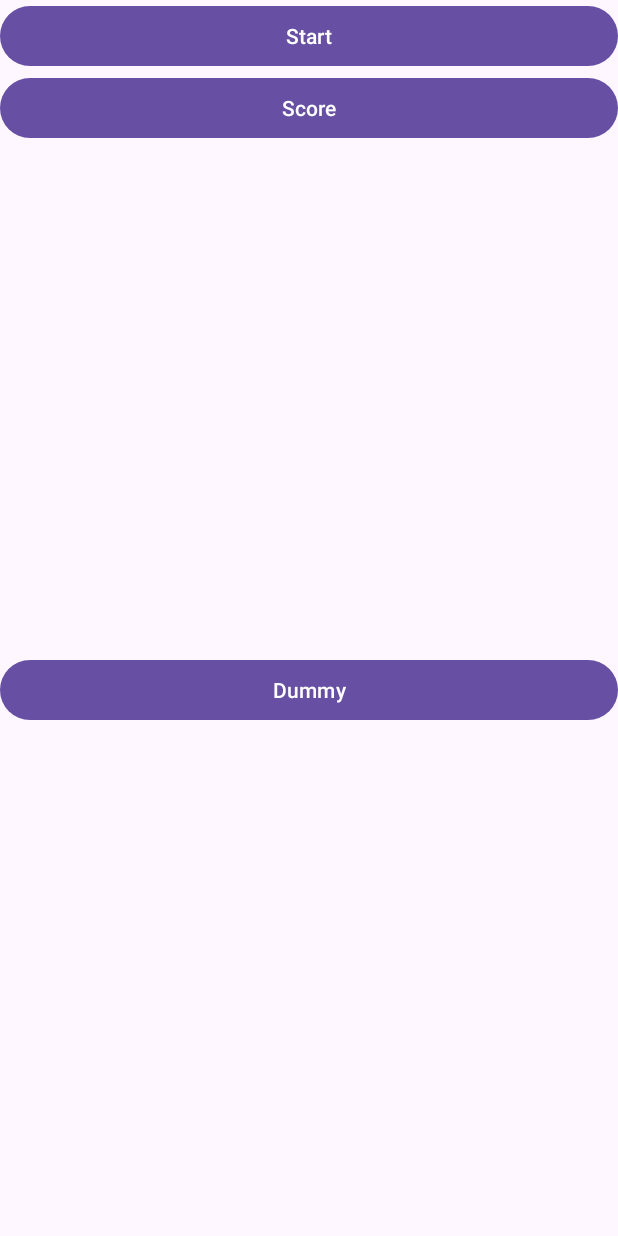
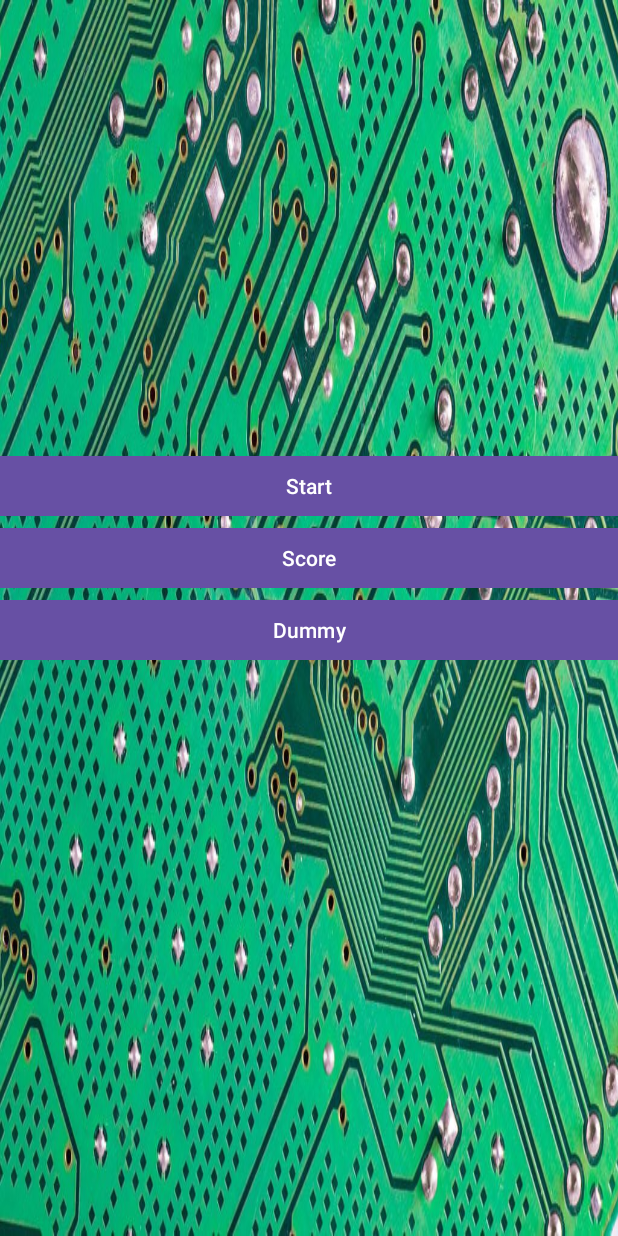
Before and after one commit to MrArtemSid/Samsung_Project, an Android app: the screen it shows after launch (MainMenu), on a phone screen of 412 x 824 dp. Run offline under Robolectric (Android 15) with nearby library versions, the phone set to English and light mode, and no system bars.

Commit message:
Samsung_Project: Add basic design

```diff
--- a/app/src/main/res/layout/activity_mainmenu.xml
+++ b/app/src/main/res/layout/activity_mainmenu.xml
@@ -3,7 +3,8 @@
     xmlns:app="http://schemas.android.com/apk/res-auto"
     xmlns:tools="http://schemas.android.com/tools"
     android:layout_width="match_parent"
-    android:layout_height="match_parent">
+    android:layout_height="match_parent"
+    android:background="@mipmap/background">
 
     <Button
         android:id="@+id/uselessBtn"
@@ -12,9 +13,11 @@
         android:text="@string/uselessBtn"
         app:layout_constraintBottom_toBottomOf="parent"
         app:layout_constraintEnd_toEndOf="parent"
+        app:layout_constraintHorizontal_bias="1.0"
         app:layout_constraintStart_toStartOf="parent"
         app:layout_constraintTop_toBottomOf="@+id/ScoreBtn"
-        tools:ignore="MissingConstraints">
+        app:layout_constraintVertical_bias="0.0"
+        app:cornerRadius="0dp">
 
     </Button>
 
@@ -22,11 +25,13 @@
         android:id="@+id/StartBtn"
         android:layout_width="match_parent"
         android:layout_height="wrap_content"
+        android:layout_marginTop="300dp"
         android:text="@string/startBtn"
         app:layout_constraintEnd_toEndOf="parent"
+        app:layout_constraintHorizontal_bias="0.0"
         app:layout_constraintStart_toStartOf="parent"
         app:layout_constraintTop_toTopOf="parent"
-        tools:ignore="MissingConstraints">
+        app:cornerRadius="0dp">
 
     </Button>
 
@@ -38,7 +43,7 @@
         app:layout_constraintEnd_toEndOf="parent"
         app:layout_constraintStart_toStartOf="parent"
         app:layout_constraintTop_toBottomOf="@+id/StartBtn"
-        tools:ignore="MissingConstraints">
+        app:cornerRadius="0dp">
 
     </Button>
 
```
Also changed, not shown: app/src/main/res/layout/activity_main.xml (+21 -6 lines), app/src/main/res/mipmap-hdpi/background.jpg (added).
